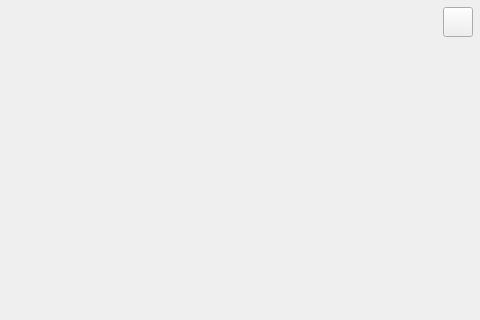
First picture: the form in callwidget.ui, repository savoirfairelinux/jami-client-windows, before the edit; both pictures show x 648 to 1128 and y 0 to 320 of the 1128 by 724 pixel window.
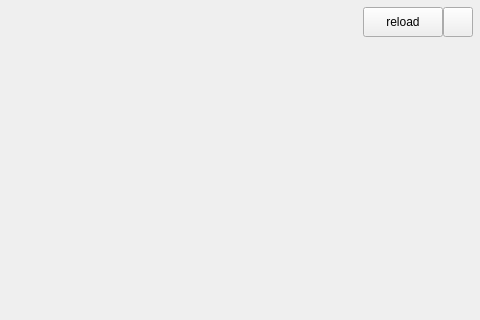
Second picture: the form after the edit. Icons and pictures are not drawn. Custom widgets are drawn as their Qt base class.

Commit message: UI: add button to reload style sheet

What changed in the file:
```diff
--- a/callwidget.ui
+++ b/callwidget.ui
@@ -73,6 +73,12 @@
      </property>
      <item row="0" column="0">
       <widget class="QSplitter" name="splitter">
+       <property name="enabled">
+        <bool>true</bool>
+       </property>
+       <property name="frameShape">
+        <enum>QFrame::NoFrame</enum>
+       </property>
        <property name="orientation">
         <enum>Qt::Horizontal</enum>
        </property>
@@ -533,6 +539,44 @@
                     </property>
                    </spacer>
                   </item>
+                  <item>
+                   <widget class="QPushButton" name="reloadStyleSheetButton">
+                    <property name="sizePolicy">
+                     <sizepolicy hsizetype="Fixed" vsizetype="Fixed">
+                      <horstretch>0</horstretch>
+                      <verstretch>0</verstretch>
+                     </sizepolicy>
+                    </property>
+                    <property name="minimumSize">
+                     <size>
+                      <width>30</width>
+                      <height>30</height>
+                     </size>
+                    </property>
+                    <property name="maximumSize">
+                     <size>
+                      <width>100</width>
+                      <height>30</height>
+                     </size>
+                    </property>
+                    <property name="toolTip">
+                     <string>Configuration menu</string>
+                    </property>
+                    <property name="text">
+                     <string>reload</string>
+                    </property>
+                    <property name="icon">
+                     <iconset resource="ressources.qrc">
+                      <normaloff>:/images/icons/ic_add_black_18dp_2x.png</normaloff>:/images/icons/ic_add_black_18dp_2x.png</iconset>
+                    </property>
+                    <property name="iconSize">
+                     <size>
+                      <width>18</width>
+                      <height>18</height>
+                     </size>
+                    </property>
+                   </widget>
+                  </item>
                   <item>
                    <widget class="QPushButton" name="settingsButton">
                     <property name="sizePolicy">
```
Left out of the diff: 16 changed lines with no effect on the pictures. The commit also changes 3 other files.
